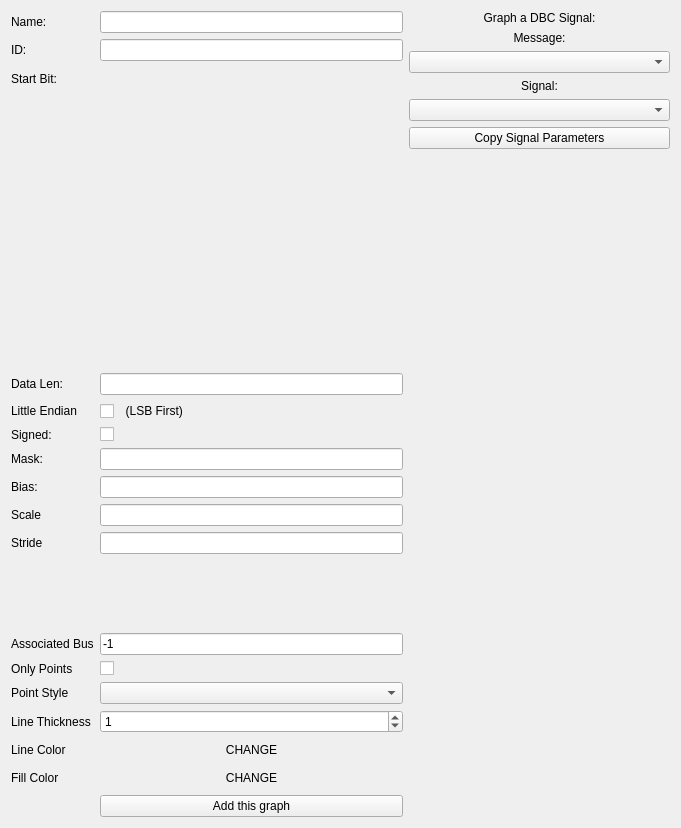
First picture: the form in ui/newgraphdialog.ui, repository collin80/SavvyCAN, before the edit.
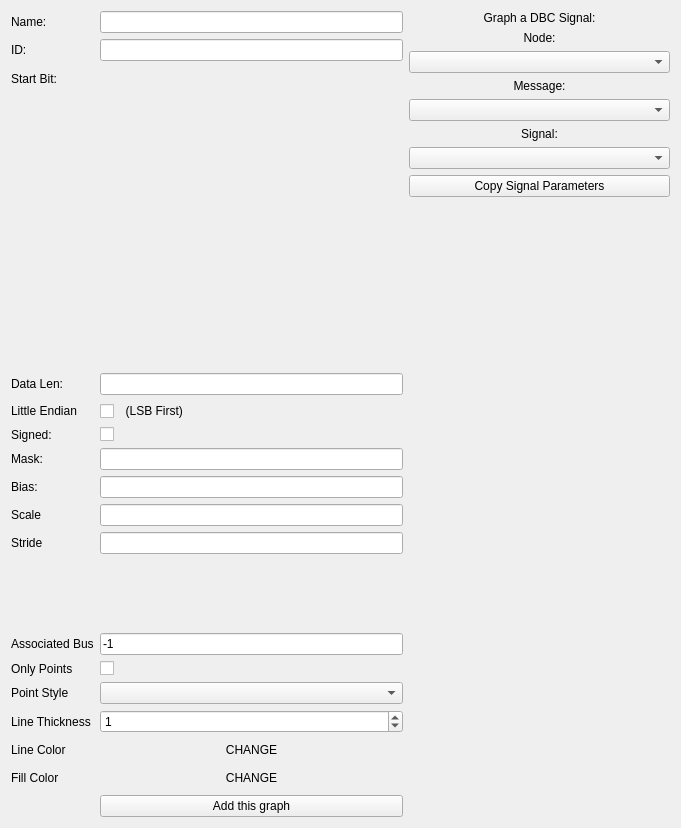
Second picture: the form after the edit. Custom widgets are drawn as their Qt base class.

Commit message: Added fully qualified dbc, node, and msg searching

What changed in the file:
```diff
--- a/ui/newgraphdialog.ui
+++ b/ui/newgraphdialog.ui
@@ -277,6 +277,19 @@
          </property>
         </widget>
        </item>
+       <item>
+        <widget class="QLabel" name="label_19">
+         <property name="text">
+          <string>Node:</string>
+         </property>
+         <property name="alignment">
+          <set>Qt::AlignCenter</set>
+         </property>
+        </widget>
+       </item>
+       <item>
+        <widget class="QComboBox" name="cbNodes"/>
+       </item>
        <item>
         <widget class="QLabel" name="label_9">
          <property name="sizePolicy">
```
The commit also changes 10 other files.
